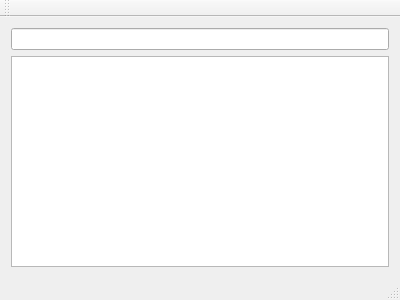
The window that mainwindow.ui (sashoalm/qt-text-filter) describes before a commit, drawn with Qt 5.
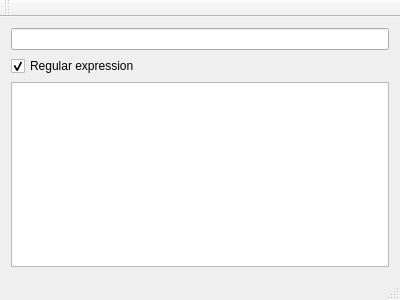
The same window after the commit.

Commit message: Added support for regular expressions.

Diff of the .ui file:
```diff
--- a/mainwindow.ui
+++ b/mainwindow.ui
@@ -18,6 +18,16 @@
     <item>
      <widget class="QLineEdit" name="lineEdit"/>
     </item>
+    <item>
+     <widget class="QCheckBox" name="checkBox">
+      <property name="text">
+       <string>Regular expression</string>
+      </property>
+      <property name="checked">
+       <bool>true</bool>
+      </property>
+     </widget>
+    </item>
     <item>
      <widget class="QPlainTextEdit" name="plainTextEdit">
       <property name="lineWrapMode">
```
The commit also changes 1 other file.
